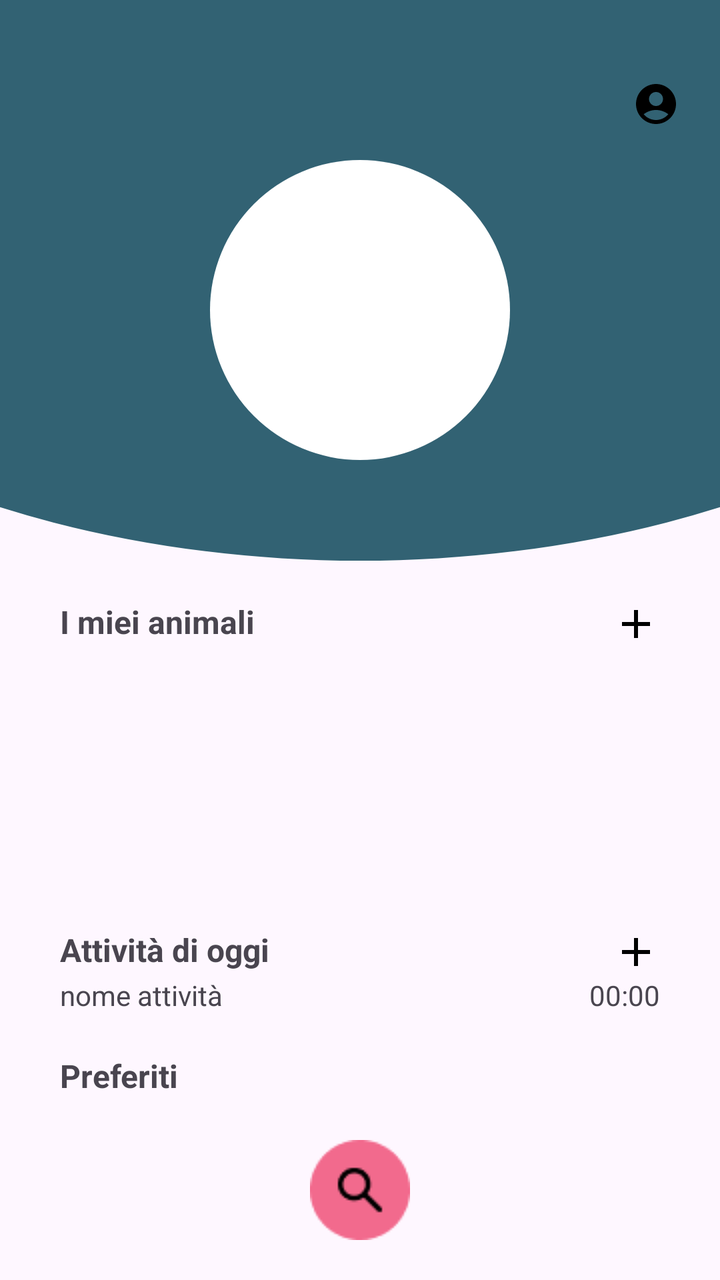
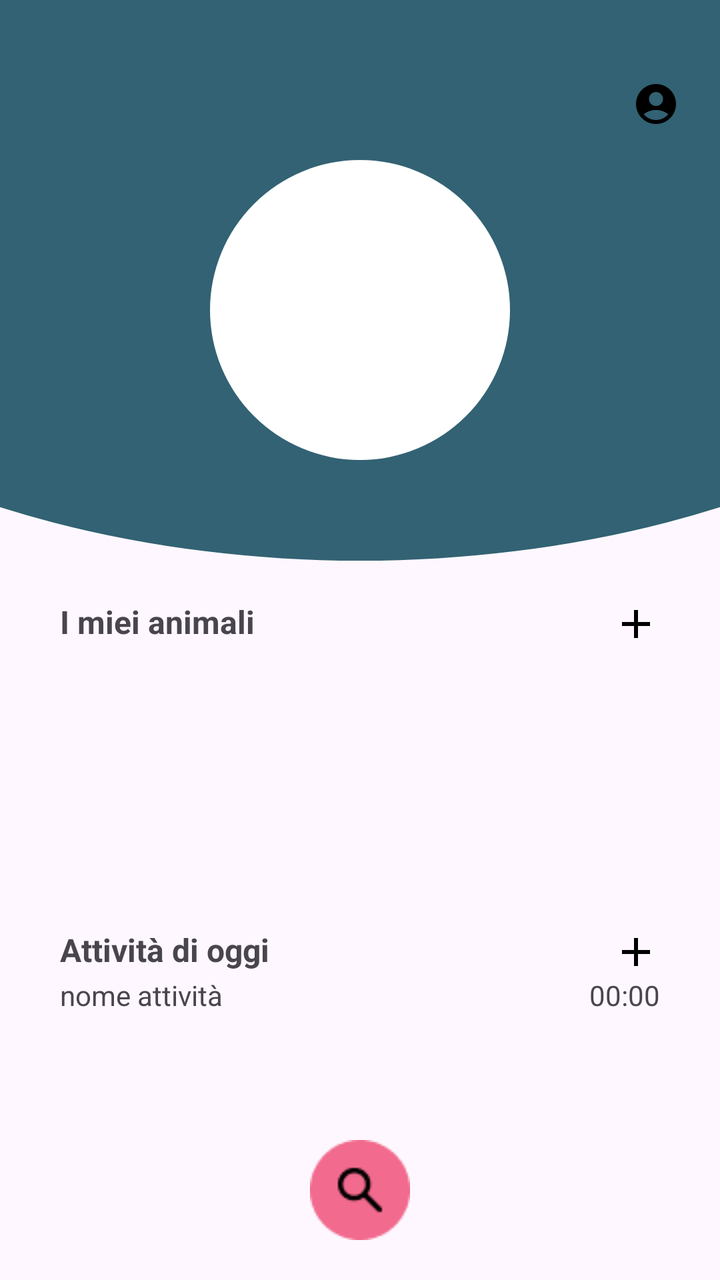

The first picture is an Android layout as it rendered before a commit; the second is the same layout after the commit. The layout source and the unified diff follow.
<!-- AndroidManifest.xml: application theme Theme.AppPet -->
<!-- res/layout/activity_home.xml -->
<?xml version="1.0" encoding="utf-8"?>
<RelativeLayout xmlns:android="http://schemas.android.com/apk/res/android"
    xmlns:app="http://schemas.android.com/apk/res-auto"
    xmlns:tools="http://schemas.android.com/tools"
    android:id="@+id/main"
    android:layout_width="match_parent"
    android:layout_height="match_parent"
    android:orientation="vertical"
    tools:context=".Activities.HomeActivity">

    <FrameLayout
        android:id="@+id/header_home"
        android:layout_width="wrap_content"
        android:layout_height="300dp"
        android:layout_gravity="top">

        <ImageView
            android:id="@+id/Pippo"
            android:layout_width="800dp"
            android:layout_height="500dp"
            android:layout_gravity="center"
            android:layout_marginTop="-120dp"
            android:src="@drawable/cricle_1" />

        <ImageView
            android:id="@+id/Pippo2"
            android:layout_width="150dp"
            android:layout_height="150dp"
            android:layout_gravity="center_horizontal"
            android:layout_marginTop="80dp"
            android:src="@drawable/circle_2" />

        <ImageButton
            android:id="@+id/BTNprofilo"
            android:layout_width="wrap_content"
            android:layout_height="wrap_content"
            android:layout_gravity="end"
            android:layout_marginTop="40dp"
            android:layout_marginEnd="20dp"
            android:background="@drawable/profile_btn" />
    </FrameLayout>

    <RelativeLayout
        android:id="@+id/lista_animali_home"
        android:layout_width="300dp"
        android:layout_height="wrap_content"
        android:layout_below="@id/header_home"
        android:layout_centerInParent="true"
        android:orientation="horizontal">

        <TextView
            android:layout_width="wrap_content"
            android:layout_height="wrap_content"
            android:layout_alignParentLeft="true"
            android:layout_gravity="center"
            android:text="I miei animali"
            android:textSize="16sp"
            android:textStyle="bold" />

        <ImageButton
            android:id="@+id/add_animale_BTN"
            android:layout_width="wrap_content"
            android:layout_height="wrap_content"
            android:layout_alignParentRight="true"
            android:background="@drawable/add_btn" />

    </RelativeLayout>

    <androidx.recyclerview.widget.RecyclerView
        android:id="@+id/animali_recycler_view"
        android:layout_width="match_parent"
        android:layout_height="120dp"
        android:layout_below="@id/lista_animali_home"
        android:layout_centerHorizontal="true" />


    <RelativeLayout
        android:id="@+id/Header_attivita_oggi_home"
        android:layout_width="300dp"
        android:layout_height="wrap_content"
        android:layout_below="@id/animali_recycler_view"
        android:layout_centerInParent="true"
        android:layout_marginTop="20dp"
        android:gravity="center_vertical"
        android:orientation="horizontal">

        <TextView
            android:layout_width="wrap_content"
            android:layout_height="wrap_content"
            android:layout_alignParentLeft="true"
            android:text="Attività di oggi"
            android:textSize="16sp"
            android:textStyle="bold" />

        <ImageButton
            android:id="@+id/add_attività_BTN"
            android:layout_width="wrap_content"
            android:layout_height="wrap_content"
            android:layout_alignParentRight="true"
            android:background="@drawable/add_btn" />

    </RelativeLayout>

    <RelativeLayout
        android:id="@+id/attivita_oggi_home"
        android:layout_width="300dp"
        android:layout_height="wrap_content"
        android:layout_below="@id/Header_attivita_oggi_home"
        android:layout_centerInParent="true"
        android:gravity="center_vertical"
        android:orientation="horizontal">

        <TextView
            android:id="@+id/nome_attività_oggi"
            android:layout_width="wrap_content"
            android:layout_height="wrap_content"
            android:text="nome attività" />

        <TextView
            android:id="@+id/orario_attività_oggi"
            android:layout_width="wrap_content"
            android:layout_height="wrap_content"
            android:layout_alignParentEnd="true"
            android:text="00:00" />

    </RelativeLayout>

    <LinearLayout
        android:id="@+id/lista_servizi_home"
        android:layout_width="300dp"
        android:layout_height="wrap_content"
        android:layout_below="@id/attivita_oggi_home"
        android:layout_centerInParent="true"
        android:layout_marginTop="20dp"
        android:orientation="vertical">

        <TextView
            android:layout_width="wrap_content"
            android:layout_height="wrap_content"
            android:text="Preferiti"
            android:textSize="16sp"
            android:textStyle="bold" />

        <androidx.recyclerview.widget.RecyclerView
            android:id="@+id/ListaAttivitàHome"
            android:layout_width="match_parent"
            android:layout_height="60dp" />

    </LinearLayout>

    <ImageButton
        android:id="@+id/cerca_servizi_BTN"
        android:layout_width="wrap_content"
        android:layout_height="wrap_content"
        android:layout_alignParentBottom="true"
        android:layout_centerInParent="true"
        android:layout_marginBottom="20dp"
        android:background="@drawable/btn_cerca" />

</RelativeLayout>
<!-- resources referenced by this layout -->
<resources>
  <!-- drawable add_btn (drawable) -->
  <vector xmlns:android="http://schemas.android.com/apk/res/android" android:height="24dp" android:tint="#000000" android:viewportHeight="24" android:viewportWidth="24" android:width="24dp">
        
      <path android:fillColor="@android:color/white" android:pathData="M19,13h-6v6h-2v-6H5v-2h6V5h2v6h6v2z"/>
      
  </vector>
  <!-- drawable btn_cerca: png bitmap (drawable, 1438 bytes) -->
  <!-- drawable circle_2 (drawable) -->
  <?xml version="1.0" encoding="utf-8"?>
  <shape xmlns:android="http://schemas.android.com/apk/res/android"
      android:shape="oval">
  
      <solid
          android:color="@color/white"
          />
  
  
  </shape>
  <!-- drawable cricle_1 (drawable) -->
  <?xml version="1.0" encoding="utf-8"?>
  <shape xmlns:android="http://schemas.android.com/apk/res/android"
      android:shape="oval">
  
      <solid
          android:color="@color/Blu_base"/>
  
  </shape>
  <!-- drawable profile_btn (drawable) -->
  <vector xmlns:android="http://schemas.android.com/apk/res/android" android:height="24dp" android:tint="#000000" android:viewportHeight="24" android:viewportWidth="24" android:width="24dp">
        
      <path android:fillColor="@android:color/white" android:pathData="M12,2C6.48,2 2,6.48 2,12s4.48,10 10,10s10,-4.48 10,-10S17.52,2 12,2zM12,6c1.93,0 3.5,1.57 3.5,3.5S13.93,13 12,13s-3.5,-1.57 -3.5,-3.5S10.07,6 12,6zM12,20c-2.03,0 -4.43,-0.82 -6.14,-2.88C7.55,15.8 9.68,15 12,15s4.45,0.8 6.14,2.12C16.43,19.18 14.03,20 12,20z"/>
      
  </vector>
  <style name="Theme.AppPet" parent="Base.Theme.AppPet" />
  <color name="white">#FFFFFFFF</color>
  <color name="Blu_base">#326273</color>
  <style name="Base.Theme.AppPet" parent="Theme.Material3.DayNight.NoActionBar">
          
          
      </style>
</resources>

<!-- the commit's change to res/layout/activity_home.xml (unified diff, before → after) -->
@@ -111,13 +111,13 @@
         android:orientation="horizontal">
 
         <TextView
-            android:id="@+id/nome_attività_oggi"
+            android:id="@+id/nome_attivita_oggi"
             android:layout_width="wrap_content"
-            android:layout_height="wrap_content"
+            android:layout_height="match_parent"
             android:text="nome attività" />
 
         <TextView
-            android:id="@+id/orario_attività_oggi"
+            android:id="@+id/orario_attivita_oggi"
             android:layout_width="wrap_content"
             android:layout_height="wrap_content"
             android:layout_alignParentEnd="true"
